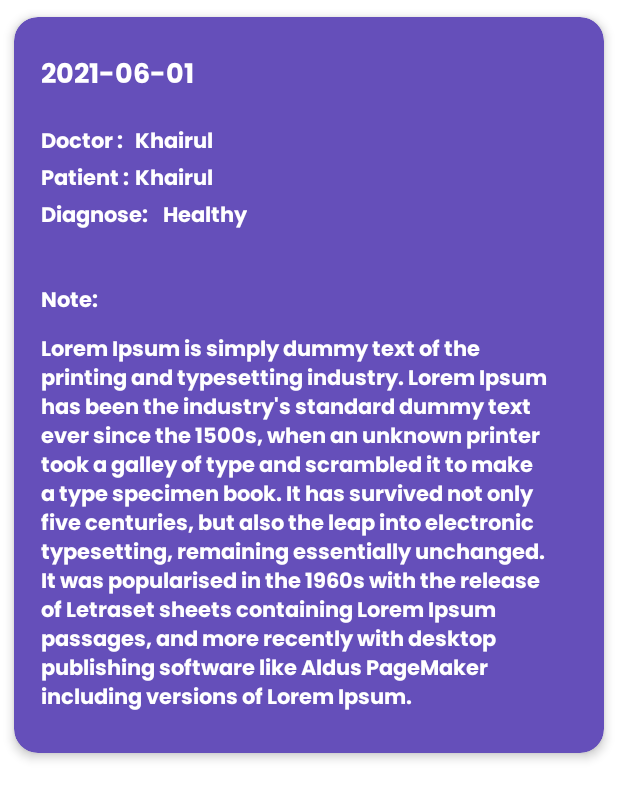
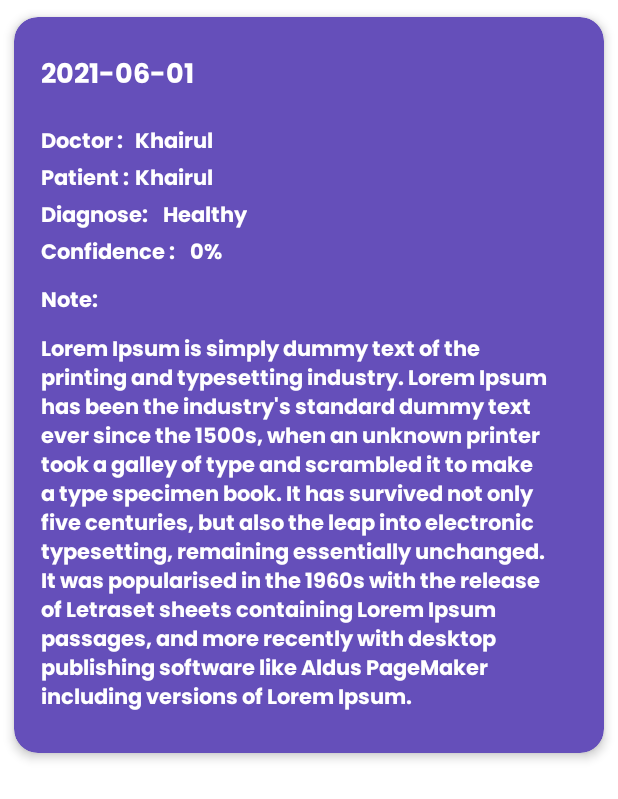
Before and after one commit to DaffRazan/Lunion, an Android app: the layout items_treatment.xml on its own in the app's theme, with its tools: preview values and no code run, on a phone screen of 412 x 824 dp. Shown: the top 799 px of the screen. Run offline under Robolectric (Android 15) with nearby library versions, the phone set to English and light mode, and no system bars.

Commit message:
Request get to result prediction api

```diff
--- /dev/null
+++ b/Android Development/LunionApp/app/src/main/java/com/lunion/lunionapp/data/response/prediction/PredictResponse.kt
@@ -0,0 +1,6 @@
+package com.lunion.lunionapp.data.response.prediction
+
+data class PredictResponse(
+    val Confidence: Double,
+    val Prediction: String
+)
--- a/Android Development/LunionApp/app/src/main/java/com/lunion/lunionapp/data/retrofit/ApiConfig.kt
+++ b/Android Development/LunionApp/app/src/main/java/com/lunion/lunionapp/data/retrofit/ApiConfig.kt
@@ -2,7 +2,6 @@ package com.lunion.lunionapp.data.retrofit
 
 import com.lunion.lunionapp.utils.Constants.UPLOAD_FILE_LINK
 import okhttp3.OkHttpClient
-import okhttp3.logging.HttpLoggingInterceptor
 import retrofit2.Retrofit
 import retrofit2.converter.gson.GsonConverterFactory
 
--- a/Android Development/LunionApp/app/src/main/java/com/lunion/lunionapp/data/retrofit/ApiServicePredict.kt
+++ b/Android Development/LunionApp/app/src/main/java/com/lunion/lunionapp/data/retrofit/ApiServicePredict.kt
@@ -1,10 +1,10 @@
 package com.lunion.lunionapp.data.retrofit
 
-import com.lunion.lunionapp.data.response.prediction.PredictionResponse
+import com.lunion.lunionapp.data.response.prediction.PredictResponse
 import retrofit2.Call
 import retrofit2.http.GET
 
 interface ApiServicePredict {
     @GET("get")
-    fun getPredictionResult() : Call<PredictionResponse>
+    fun getPredictionResult() : Call<PredictResponse>
 }
--- a/Android Development/LunionApp/app/src/main/java/com/lunion/lunionapp/model/TreatmentModel.kt
+++ b/Android Development/LunionApp/app/src/main/java/com/lunion/lunionapp/model/TreatmentModel.kt
@@ -8,6 +8,7 @@ data class TreatmentModel(
     val treatmentId: String? = null,
     val patientId: String? = null,
     val diagnose: String? = null,
+    val confidence: String? = null,
     val note: String? = null,
     val doctorId: String? = null,
     val date: String? = null,
--- a/Android Development/LunionApp/app/src/main/java/com/lunion/lunionapp/ui/adapter/TreatmentAdapter.kt
+++ b/Android Development/LunionApp/app/src/main/java/com/lunion/lunionapp/ui/adapter/TreatmentAdapter.kt
@@ -37,6 +37,7 @@ class TreatmentAdapter: RecyclerView.Adapter<TreatmentAdapter.ListViewHolder>()
                 patientName.text = data.namePatient
                 diagnosis.text = data.diagnose
                 note.text = data.note
+                confidence.text = data.confidence
             }
         }
     }
--- a/Android Development/LunionApp/app/src/main/java/com/lunion/lunionapp/viewmodel/DetectionViewModel.kt
+++ b/Android Development/LunionApp/app/src/main/java/com/lunion/lunionapp/viewmodel/DetectionViewModel.kt
@@ -4,7 +4,6 @@ import android.os.Build
 import androidx.lifecycle.LiveData
 import androidx.lifecycle.ViewModel
 import com.lunion.lunionapp.data.LunionRepository
-import com.lunion.lunionapp.data.response.prediction.Prediction
 import com.lunion.lunionapp.model.PredictionModel
 import com.lunion.lunionapp.model.StatusProses
 import com.lunion.lunionapp.model.UserModel
@@ -27,9 +26,9 @@ class DetectionViewModel(private val repository: LunionRepository) : ViewModel()
 
     fun getUserInfo() = repository.getUserInfo()
 
-    fun saveDataTreatment(diagnose: String, note: String, user: UserModel, dataDoctor: UserModel) {
+    fun saveDataTreatment(diagnose: String, confidence: String, note: String, user: UserModel, dataDoctor: UserModel) {
         if (Build.VERSION.SDK_INT >= Build.VERSION_CODES.O) {
-            repository.saveDataTreatment(diagnose, note, user, dataDoctor)
+            repository.saveDataTreatment(diagnose, confidence, note, user, dataDoctor)
         }
     }
 
--- a/Android Development/LunionApp/app/src/main/res/layout/items_treatment.xml
+++ b/Android Development/LunionApp/app/src/main/res/layout/items_treatment.xml
@@ -114,6 +114,32 @@
             app:layout_constraintTop_toTopOf="@+id/textView1" />
 
         <TextView
+            android:id="@+id/textView9"
+            android:layout_width="wrap_content"
+            android:layout_height="wrap_content"
+            android:fontFamily="@font/poppins_bold"
+            android:text="@string/confidence"
+            android:textColor="@color/white"
+            android:textSize="14sp"
+            app:layout_constraintEnd_toEndOf="parent"
+            app:layout_constraintHorizontal_bias="0.0"
+            app:layout_constraintStart_toStartOf="parent"
+            app:layout_constraintTop_toBottomOf="@+id/textView1" />
+
+        <TextView
+            android:id="@+id/confidence"
+            android:layout_width="wrap_content"
+            android:layout_height="wrap_content"
+            android:layout_marginStart="10dp"
+            android:fontFamily="@font/poppins_bold"
+            android:text="@string/_0"
+            android:textColor="@color/white"
+            android:textSize="14sp"
+            app:layout_constraintBottom_toBottomOf="@+id/textView9"
+            app:layout_constraintStart_toEndOf="@+id/textView9"
+            app:layout_constraintTop_toTopOf="@+id/textView9" />
+
+        <TextView
             android:id="@+id/textView2"
             android:layout_width="wrap_content"
             android:layout_height="wrap_content"
--- a/Android Development/LunionApp/app/src/main/res/values/strings.xml
+++ b/Android Development/LunionApp/app/src/main/res/values/strings.xml
@@ -69,4 +69,7 @@
     <string name="text_diagnose_type">Healthy</string>
     <string name="text_note_consult">Note:</string>
     <string name="text_confidence">Confidence result</string>
+    <string name="please_wait_15_second_after_sending_audio_file_and_upload_success_displayed_then_klik_detect_button">Please wait 15 second after sending audio file and \'upload success\' displayed, then klik Detect Button</string>
+    <string name="confidence">Confidence :</string>
+    <string name="_0">0%</string>
 </resources>
```
Also changed, not shown: Android Development/LunionApp/app/src/main/java/com/lunion/lunionapp/data/LunionRepository.kt (+12 -9 lines), Android Development/LunionApp/app/src/main/java/com/lunion/lunionapp/data/response/prediction/Prediction.kt (deleted, +0 -11 lines), Android Development/LunionApp/app/src/main/java/com/lunion/lunionapp/data/response/prediction/PredictionResponse.kt (deleted, +0 -7 lines), Android Development/LunionApp/app/src/main/java/com/lunion/lunionapp/ui/DetectionFragment.kt (+20 -2 lines), Android Development/LunionApp/app/src/main/java/com/lunion/lunionapp/ui/ResultDetectionActivity.kt (+22 -12 lines), Android Development/LunionApp/app/src/main/java/com/lunion/lunionapp/utils/DataMapper.kt (+4 -4 lines), Android Development/LunionApp/app/src/main/res/layout/activity_result_detection.xml (+26 -1 lines), Android Development/LunionApp/app/src/main/res/layout/fragment_detection.xml (+27 -2 lines).
